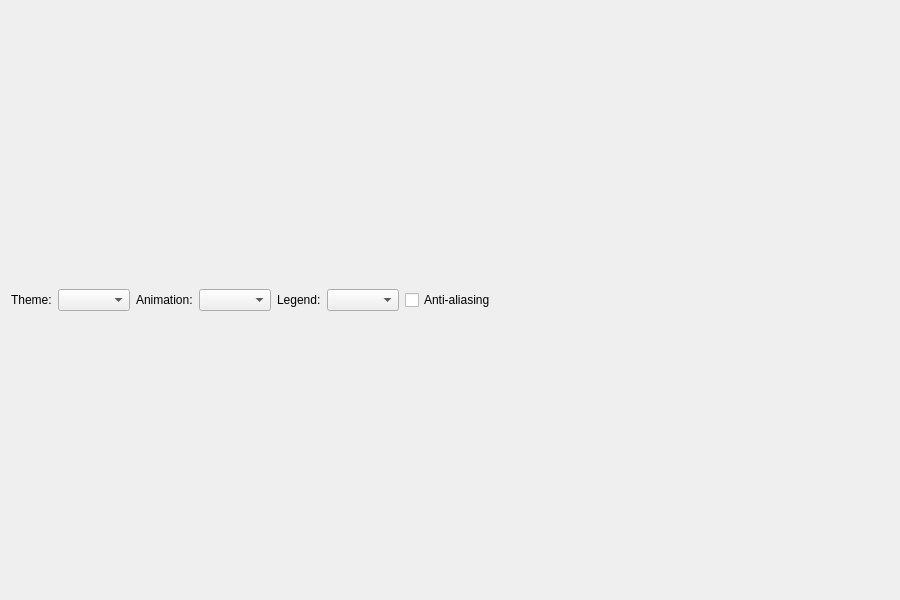
Old version of the form themewidget.ui in the repository 5ilvon/octo.
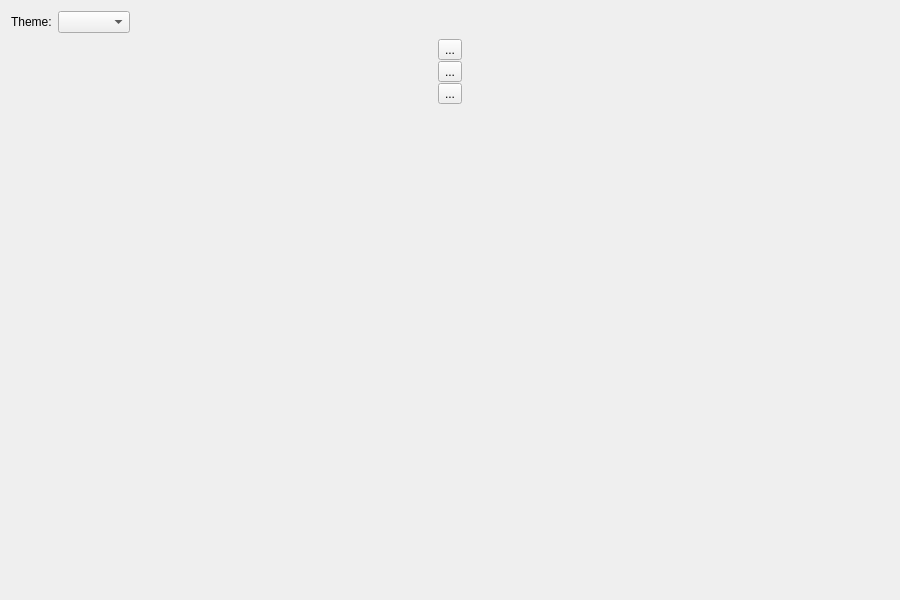
New version of the form.

```diff
--- a/themewidget.ui
+++ b/themewidget.ui
@@ -10,8 +10,11 @@
     <height>600</height>
    </rect>
   </property>
+  <property name="autoFillBackground">
+   <bool>false</bool>
+  </property>
   <layout class="QGridLayout" name="gridLayout">
-   <item row="0" column="0" colspan="3">
+   <item row="0" column="0">
     <layout class="QHBoxLayout" name="horizontalLayout">
      <item>
       <widget class="QLabel" name="themeLabel">
@@ -23,36 +26,6 @@
      <item>
       <widget class="QComboBox" name="themeComboBox"/>
      </item>
-     <item>
-      <widget class="QLabel" name="animatedLabel">
-       <property name="text">
-        <string>Animation:</string>
-       </property>
-      </widget>
-     </item>
-     <item>
-      <widget class="QComboBox" name="animatedComboBox"/>
-     </item>
-     <item>
-      <widget class="QLabel" name="legendLabel">
-       <property name="text">
-        <string>Legend:</string>
-       </property>
-      </widget>
-     </item>
-     <item>
-      <widget class="QComboBox" name="legendComboBox"/>
-     </item>
-     <item>
-      <widget class="QCheckBox" name="antialiasCheckBox">
-       <property name="text">
-        <string>Anti-aliasing</string>
-       </property>
-       <property name="checked">
-        <bool>false</bool>
-       </property>
-      </widget>
-     </item>
      <item>
       <spacer name="horizontalSpacer">
        <property name="orientation">
@@ -68,6 +41,57 @@
      </item>
     </layout>
    </item>
+   <item row="1" column="0">
+    <layout class="QHBoxLayout" name="horizontalLayout_2">
+     <item>
+      <layout class="QVBoxLayout" name="verticalLayout_3">
+       <property name="spacing">
+        <number>1</number>
+       </property>
+       <item>
+        <widget class="QToolButton" name="toolButton_2">
+         <property name="text">
+          <string>...</string>
+         </property>
+        </widget>
+       </item>
+       <item>
+        <widget class="QToolButton" name="toolButton_3">
+         <property name="text">
+          <string>...</string>
+         </property>
+        </widget>
+       </item>
+       <item>
+        <widget class="QToolButton" name="toolButton">
+         <property name="layoutDirection">
+          <enum>Qt::LeftToRight</enum>
+         </property>
+         <property name="text">
+          <string>...</string>
+         </property>
+         <property name="autoRaise">
+          <bool>false</bool>
+         </property>
+        </widget>
+       </item>
+       <item>
+        <spacer name="verticalSpacer">
+         <property name="orientation">
+          <enum>Qt::Vertical</enum>
+         </property>
+         <property name="sizeHint" stdset="0">
+          <size>
+           <width>20</width>
+           <height>40</height>
+          </size>
+         </property>
+        </spacer>
+       </item>
+      </layout>
+     </item>
+    </layout>
+   </item>
   </layout>
  </widget>
  <resources/>
```
Left out of the diff: 28 changed lines with no effect on the pictures.
